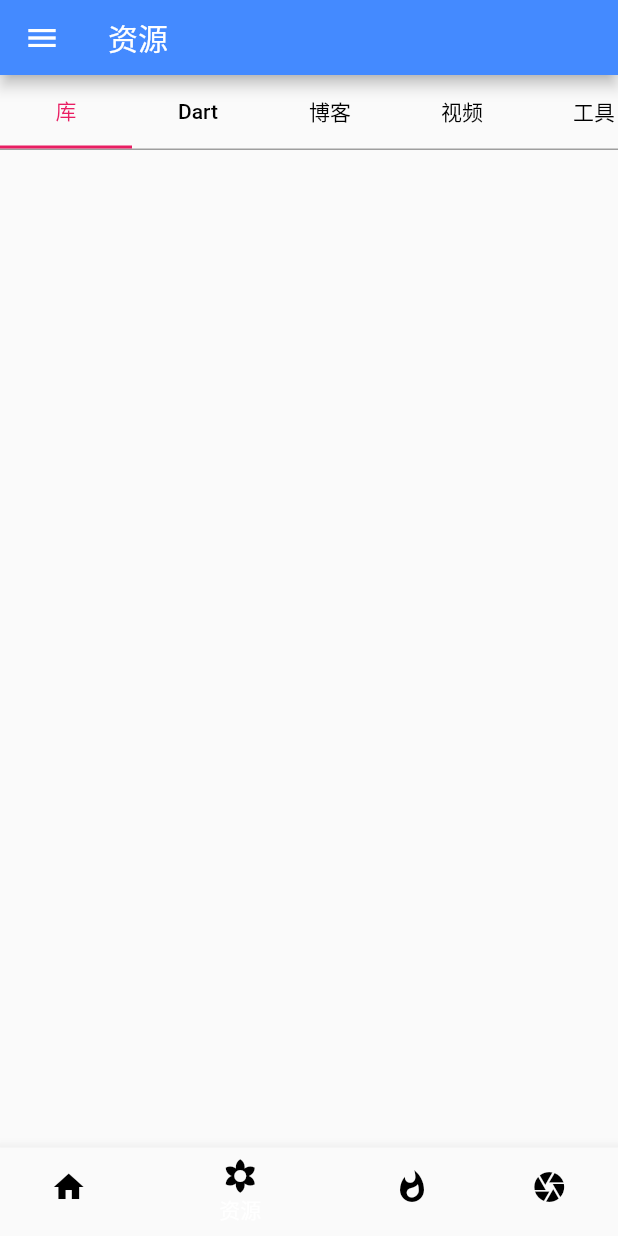
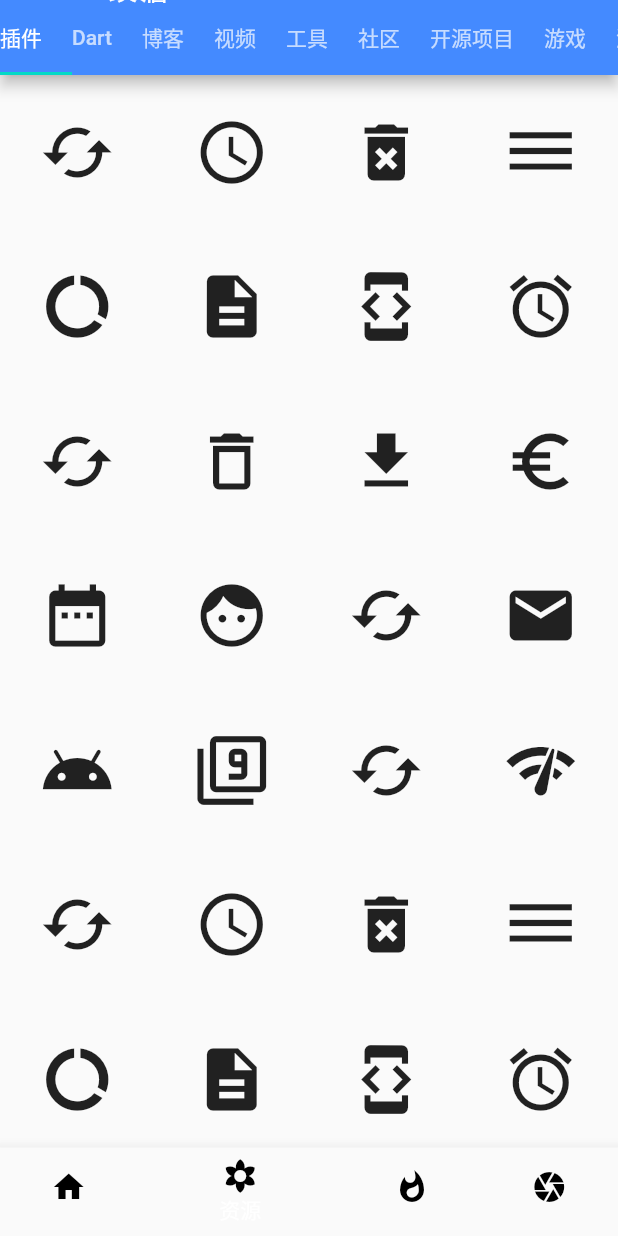
Before and after one commit to esirioneyibo/flutter_study_app, a Flutter app: the screen it shows after launch, item 2 of the bottom bar chosen, on a phone screen of 412 x 824 dp. Run offline on Flutter 3.47's test engine with Material 2 defaults, Android fonts, the phone set to English and light mode, and no system bars.

Commit message:
资源屏导航

```diff
--- a/lib/components/my_app_bar.dart
+++ b/lib/components/my_app_bar.dart
@@ -4,8 +4,9 @@ class MyAppBar extends StatelessWidget implements PreferredSizeWidget {
   final String title;
   final double height;
   final BuildContext navigatorContext;
+  final bottom;
 
-  MyAppBar(this.navigatorContext, this.title, this.height);
+  MyAppBar(this.navigatorContext, this.title, this.height, [this.bottom]);
 
   @override
   Widget build(BuildContext context) {
@@ -17,6 +18,7 @@ class MyAppBar extends StatelessWidget implements PreferredSizeWidget {
             Scaffold.of(this.navigatorContext).openDrawer();
           },
         ),
+        bottom: bottom,
         title: Text(title));
   }
 
--- a/lib/models/top_navigator_item.dart
+++ b/lib/models/top_navigator_item.dart
@@ -1,4 +1,13 @@
 import 'package:flutter/cupertino.dart';
+import 'package:flutter_study_app/pages/study/blog.dart';
+import 'package:flutter_study_app/pages/study/community.dart';
+import 'package:flutter_study_app/pages/study/game.dart';
+import 'package:flutter_study_app/pages/study/game_engine.dart';
+import 'package:flutter_study_app/pages/study/other.dart';
+import 'package:flutter_study_app/pages/study/plugins.dart';
+import 'package:flutter_study_app/pages/study/project.dart';
+import 'package:flutter_study_app/pages/study/tools.dart';
+import 'package:flutter_study_app/pages/study/video.dart';
 
 class TopNavigatorItem {
   // 项目名
@@ -10,15 +19,19 @@ class TopNavigatorItem {
   TopNavigatorItem(this.itemName, this.content);
 
   static var topItems = [
-    TopNavigatorItem('库', Text('库')),
-    TopNavigatorItem('Dart', Text('Dart')),
-    TopNavigatorItem('博客', Text('博客')),
-    TopNavigatorItem('视频', Text('视频')),
-    TopNavigatorItem('工具', Text('工具')),
-    TopNavigatorItem('社区', Text('社区')),
-    TopNavigatorItem('开源项目', Text('开源项目')),
-    TopNavigatorItem('游戏', Text('游戏')),
-    TopNavigatorItem('游戏引擎', Text('游戏引擎')),
-    TopNavigatorItem('其他', Text('其他')),
+    TopNavigatorItem('插件', PluginsScreen()),
+    TopNavigatorItem(
+        'Dart',
+        Center(
+          child: Text('Dart'),
+        )),
+    TopNavigatorItem('博客', BlogScreen()),
+    TopNavigatorItem('视频', VideosScreen()),
+    TopNavigatorItem('工具', ToolsScreen()),
+    TopNavigatorItem('社区', CommunitiesScreen()),
+    TopNavigatorItem('开源项目', ProjectsScreen()),
+    TopNavigatorItem('游戏', GamesScreen()),
+    TopNavigatorItem('游戏引擎', GameEnginesScreen()),
+    TopNavigatorItem('其他', OthersScreen()),
   ];
 }
--- a/lib/pages/study.dart
+++ b/lib/pages/study.dart
@@ -1,64 +1,44 @@
 import 'package:flutter/material.dart';
 import 'package:flutter_study_app/components/my_app_bar.dart';
-import 'package:flutter_study_app/config.dart';
 import 'package:flutter_study_app/models/top_navigator_item.dart';
 
-class StudyScreen extends StatelessWidget {
+import '../config.dart';
+
+class StudyScreen extends StatefulWidget {
   @override
-  Widget build(BuildContext context) {
-    return Scaffold(
-        appBar: MyAppBar(context, '资源', AppBarHeight),
-        body: Container(
-            height: 50,
-            decoration: BoxDecoration(
-                border:
-                    Border(bottom: BorderSide(color: Colors.grey, width: 1))),
-            child: HeadNavigator()));
+  State<StatefulWidget> createState() {
+    return StudyScreenState();
   }
 }
 
-//--------------------------------------------------------------------------
-
-/// 顶部导航
-class HeadNavigator extends StatefulWidget {
-  @override
-  HeadNavigatorState createState() => HeadNavigatorState();
-}
-
-class HeadNavigatorState extends State<HeadNavigator> {
-  int selectedIndex = 0;
+class StudyScreenState extends State<StudyScreen>
+    with SingleTickerProviderStateMixin {
+  TabController _tabController;
+  var tabs = List<Tab>();
+  var tabContents = List<Widget>();
 
   @override
   Widget build(BuildContext context) {
-    var topItems = TopNavigatorItem.topItems;
+    var topBar = TabBar(
+      labelPadding: EdgeInsets.only(right: 20),
+      isScrollable: true,
+      labelColor: Colors.white,
+      tabs: tabs,
+      controller: _tabController,
+    );
+    return Scaffold(
+        appBar: MyAppBar(context, '资源', AppBarHeight, topBar),
+        body: TabBarView(
+          controller: _tabController,
+          children: tabContents,
+        ));
+  }
 
-    return ListView.builder(
-      scrollDirection: Axis.horizontal,
-      itemCount: topItems.length,
-      itemBuilder: (context, index) {
-        return Container(
-            child: Center(
-              child: FlatButton(
-                child: Text(
-                  topItems[index].itemName,
-                  style: TextStyle(
-                      color:
-                          index == selectedIndex ? Colors.pink : Colors.black),
-                ),
-                onPressed: () {
-                  print(topItems[index].itemName);
-                  setState(() {
-                    selectedIndex = index;
-                  });
-                },
-              ),
-            ),
-            decoration: index == selectedIndex
-                ? BoxDecoration(
-                    border: Border(
-                        bottom: BorderSide(color: Colors.pink, width: 2)))
-                : BoxDecoration());
-      },
-    );
+  @override
+  void initState() {
+    TopNavigatorItem.topItems.forEach((item) =>
+        {tabs.add(Tab(text: item.itemName)), tabContents.add(item.content)});
+    _tabController = TabController(vsync: this, length: tabs.length);
+    super.initState();
   }
 }
--- /dev/null
+++ b/lib/pages/study/plugins.dart
@@ -0,0 +1,57 @@
+import 'package:flutter/material.dart';
+
+class PluginsScreen extends StatelessWidget {
+  @override
+  Widget build(BuildContext context) {
+    var posts = <Widget>[
+      Icon(Icons.cached, size: 50),
+      Icon(Icons.access_time, size: 50),
+      Icon(Icons.delete_forever, size: 50),
+      Icon(Icons.dehaze, size: 50),
+      Icon(Icons.data_usage, size: 50),
+      Icon(Icons.description, size: 50),
+      Icon(Icons.developer_mode, size: 50),
+      Icon(Icons.access_alarms, size: 50),
+      Icon(Icons.cached, size: 50),
+      Icon(Icons.delete_outline, size: 50),
+      Icon(Icons.get_app, size: 50),
+      Icon(Icons.euro_symbol, size: 50),
+      Icon(Icons.date_range, size: 50),
+      Icon(Icons.face, size: 50),
+      Icon(Icons.cached, size: 50),
+      Icon(Icons.email, size: 50),
+      Icon(Icons.android, size: 50),
+      Icon(Icons.filter_9, size: 50),
+      Icon(Icons.cached, size: 50),
+      Icon(Icons.network_check, size: 50),
+      Icon(Icons.cached, size: 50),
+      Icon(Icons.access_time, size: 50),
+      Icon(Icons.delete_forever, size: 50),
+      Icon(Icons.dehaze, size: 50),
+      Icon(Icons.data_usage, size: 50),
+      Icon(Icons.description, size: 50),
+      Icon(Icons.developer_mode, size: 50),
+      Icon(Icons.access_alarms, size: 50),
+      Icon(Icons.cached, size: 50),
+      Icon(Icons.delete_outline, size: 50),
+      Icon(Icons.get_app, size: 50),
+      Icon(Icons.euro_symbol, size: 50),
+      Icon(Icons.date_range, size: 50),
+      Icon(Icons.face, size: 50),
+      Icon(Icons.cached, size: 50),
+      Icon(Icons.email, size: 50),
+      Icon(Icons.android, size: 50),
+      Icon(Icons.filter_9, size: 50),
+      Icon(Icons.cached, size: 50),
+      Icon(Icons.network_check, size: 50),
+    ];
+    return Scaffold(
+      body: Center(
+        child: GridView.count(
+          crossAxisCount: 4,
+          children: posts,
+        ),
+      ),
+    );
+  }
+}
```
Also changed, not shown: lib/pages/study/blog.dart (added, +10 -0 lines), lib/pages/study/community.dart (added, +10 -0 lines), lib/pages/study/game.dart (added, +11 -0 lines), lib/pages/study/game_engine.dart (added, +52 -0 lines), lib/pages/study/other.dart (added, +11 -0 lines), lib/pages/study/project.dart (added, +10 -0 lines), lib/pages/study/temp1.dart (deleted, +0 -73 lines), lib/pages/study/tools.dart (added, +10 -0 lines), lib/pages/study/video.dart (added, +10 -0 lines).
